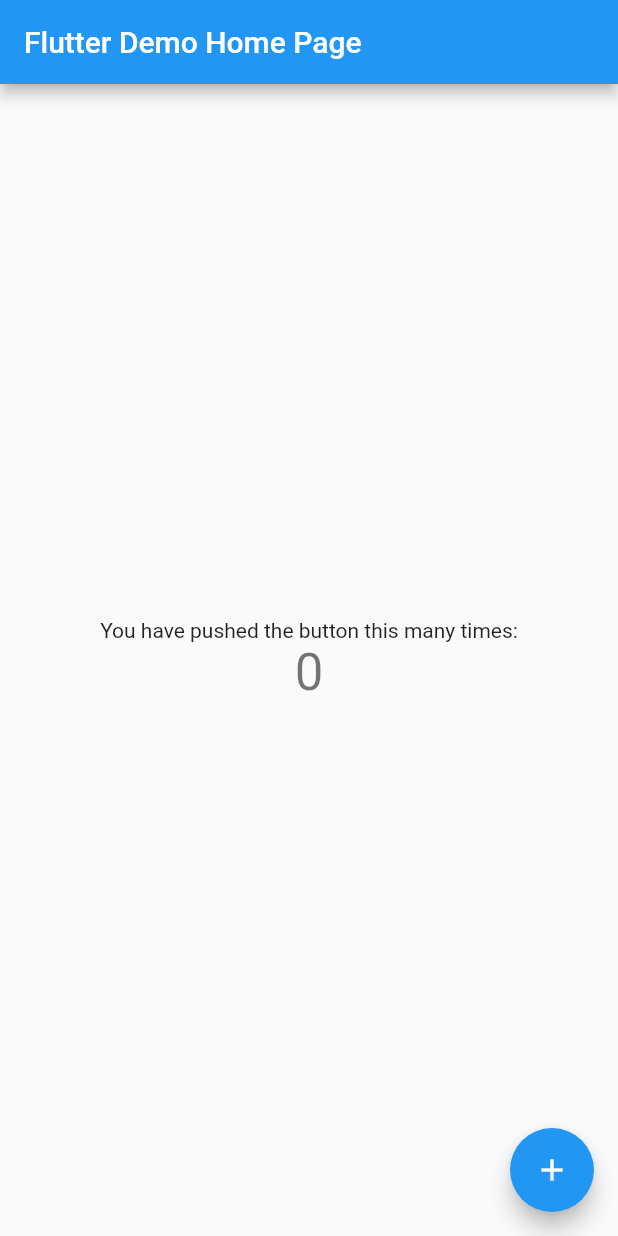
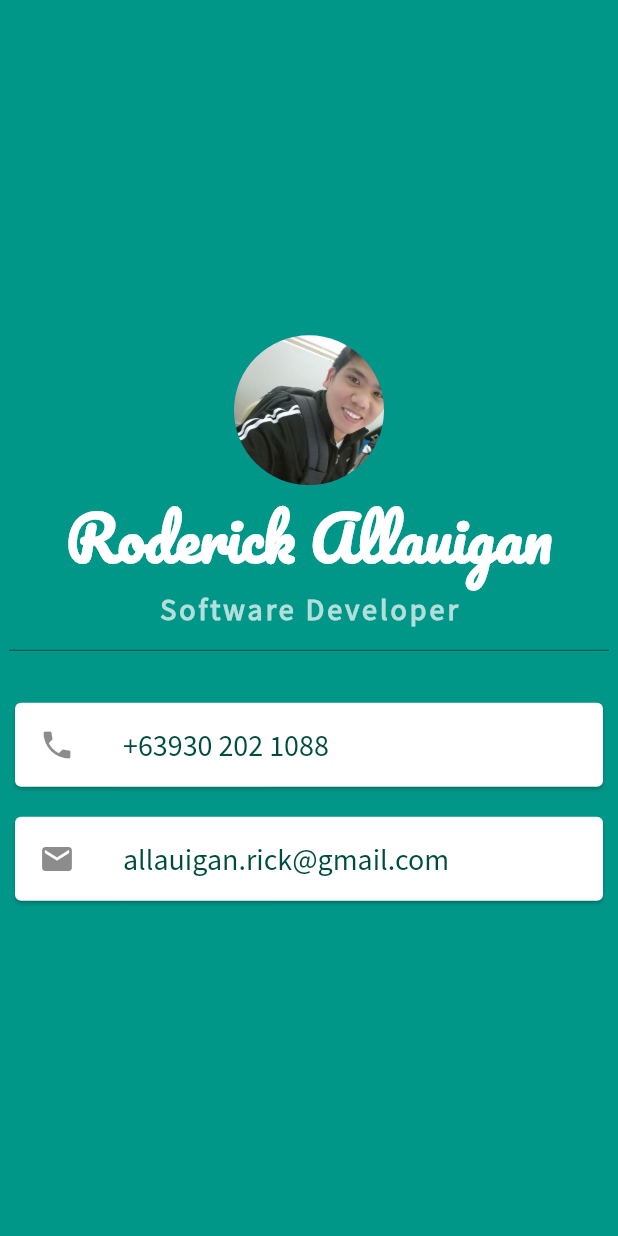
Before and after one commit to rickallauigan/mi_card, a Flutter app: the screen it shows after launch, on a phone screen of 412 x 824 dp. Run offline on Flutter 3.47's test engine with Material 2 defaults, Android fonts, the phone set to English and light mode, and no system bars.

Commit message:
✨ feat: mi card is now finished :)

```diff
--- a/lib/main.dart
+++ b/lib/main.dart
@@ -1,113 +1,90 @@
 import 'package:flutter/material.dart';
 
 void main() {
-  runApp(MyApp());
+  runApp(Main());
 }
 
-class MyApp extends StatelessWidget {
+class Main extends StatelessWidget {
   // This widget is the root of your application.
   @override
   Widget build(BuildContext context) {
     return MaterialApp(
-      title: 'Flutter Demo',
-      theme: ThemeData(
-        // This is the theme of your application.
-        //
-        // Try running your application with "flutter run". You'll see the
-        // application has a blue toolbar. Then, without quitting the app, try
-        // changing the primarySwatch below to Colors.green and then invoke
-        // "hot reload" (press "r" in the console where you ran "flutter run",
-        // or simply save your changes to "hot reload" in a Flutter IDE).
-        // Notice that the counter didn't reset back to zero; the application
-        // is not restarted.
-        primarySwatch: Colors.blue,
+      home: Scaffold(
+        backgroundColor: Colors.teal,
+        body: SafeArea(
+            child: Center(
+          child: Column(
+            mainAxisAlignment: MainAxisAlignment.center,
+            crossAxisAlignment: CrossAxisAlignment.center,
+            children: <Widget>[
+              CircleAvatar(
+                radius: 50,
+                backgroundImage:
+                    AssetImage("assets/images/RODERICK_ALLAUIGAN.jpg"),
+              ),
+              Text(
+                "Roderick Allauigan",
+                style: TextStyle(
+                    fontFamily: 'Pacifico',
+                    fontWeight: FontWeight.bold,
+                    fontSize: 40,
+                    color: Colors.white),
+              ),
+              Text(
+                "Software Developer",
+                style: TextStyle(
+                    fontFamily: 'SourceSansPro',
+                    fontWeight: FontWeight.bold,
+                    fontSize: 20,
+                    color: Colors.teal.shade100,
+                    letterSpacing: 2),
+              ),
+              SizedBox(
+                height: 30,
+                width: 400,
+                child: Divider(
+                  color: Colors.teal.shade900,
+                ),
+              ),
+              Card(
+                color: Colors.white,
+                margin: EdgeInsets.symmetric(vertical: 20, horizontal: 10),
+                child: Center(
+                  child: ListTile(
+                    leading: Icon(
+                      Icons.phone,
+                    ),
+                    title: Text(
+                      "+63930 202 1088",
+                      style: TextStyle(
+                        color: Colors.teal.shade900,
+                        fontFamily: "SourceSansPro",
+                        fontSize: 20,
+                      ),
+                    ),
+                  ),
+                ),
+              ),
+              Card(
+                color: Colors.white,
+                margin: EdgeInsets.symmetric(vertical: 0, horizontal: 10),
+                child: Center(
+                    child: ListTile(
+                  leading: Icon(Icons.email),
+                  title: Text(
+                    "allauigan.rick@gmail.com",
+                    style: TextStyle(
+                      color: Colors.teal.shade900,
+                      fontFamily: "SourceSansPro",
+                      fontSize: 20,
+                    ),
+                  ),
+                )),
+              )
+            ],
+          ),
+        )),
       ),
-      home: MyHomePage(title: 'Flutter Demo Home Page'),
     );
   }
 }
-
-class MyHomePage extends StatefulWidget {
-  MyHomePage({Key key, this.title}) : super(key: key);
-
-  // This widget is the home page of your application. It is stateful, meaning
-  // that it has a State object (defined below) that contains fields that affect
-  // how it looks.
-
-  // This class is the configuration for the state. It holds the values (in this
-  // case the title) provided by the parent (in this case the App widget) and
-  // used by the build method of the State. Fields in a Widget subclass are
-  // always marked "final".
-
-  final String title;
-
-  @override
-  _MyHomePageState createState() => _MyHomePageState();
-}
-
-class _MyHomePageState extends State<MyHomePage> {
-  int _counter = 0;
-
-  void _incrementCounter() {
-    setState(() {
-      // This call to setState tells the Flutter framework that something has
-      // changed in this State, which causes it to rerun the build method below
-      // so that the display can reflect the updated values. If we changed
-      // _counter without calling setState(), then the build method would not be
-      // called again, and so nothing would appear to happen.
-      _counter++;
-    });
-  }
-
-  @override
-  Widget build(BuildContext context) {
-    // This method is rerun every time setState is called, for instance as done
-    // by the _incrementCounter method above.
-    //
-    // The Flutter framework has been optimized to make rerunning build methods
-    // fast, so that you can just rebuild anything that needs updating rather
-    // than having to individually change instances of widgets.
-    return Scaffold(
-      appBar: AppBar(
-        // Here we take the value from the MyHomePage object that was created by
-        // the App.build method, and use it to set our appbar title.
-        title: Text(widget.title),
-      ),
-      body: Center(
-        // Center is a layout widget. It takes a single child and positions it
-        // in the middle of the parent.
-        child: Column(
-          // Column is also a layout widget. It takes a list of children and
-          // arranges them vertically. By default, it sizes itself to fit its
-          // children horizontally, and tries to be as tall as its parent.
-          //
-          // Invoke "debug painting" (press "p" in the console, choose the
-          // "Toggle Debug Paint" action from the Flutter Inspector in Android
-          // Studio, or the "Toggle Debug Paint" command in Visual Studio Code)
-          // to see the wireframe for each widget.
-          //
-          // Column has various properties to control how it sizes itself and
-          // how it positions its children. Here we use mainAxisAlignment to
-          // center the children vertically; the main axis here is the vertical
-          // axis because Columns are vertical (the cross axis would be
-          // horizontal).
-          mainAxisAlignment: MainAxisAlignment.center,
-          children: <Widget>[
-            Text(
-              'You have pushed the button this many times:',
-            ),
-            Text(
-              '$_counter',
-              style: Theme.of(context).textTheme.headline4,
-            ),
-          ],
-        ),
-      ),
-      floatingActionButton: FloatingActionButton(
-        onPressed: _incrementCounter,
-        tooltip: 'Increment',
-        child: Icon(Icons.add),
-      ), // This trailing comma makes auto-formatting nicer for build methods.
-    );
-  }
-}
```
Also changed, not shown: pubspec.yaml (+13 -12 lines), assets/fonts/Pacifico-Regular.ttf (added), assets/fonts/SourceSansPro-Regular.ttf (added), assets/fonts/SourceSansPro-SemiBold.ttf (added), assets/images/RODERICK_ALLAUIGAN.jpg (added), pubspec.lock, 3 other files.
